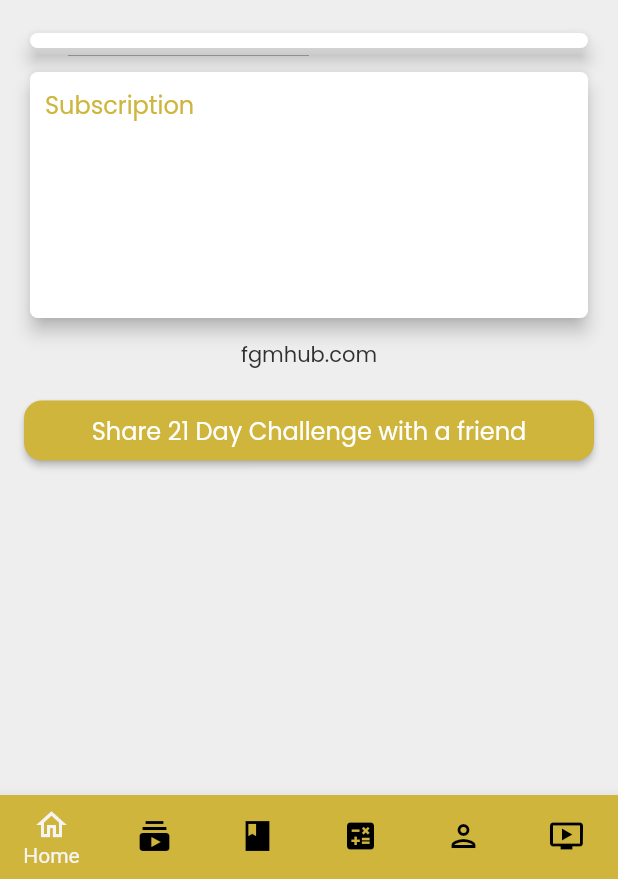
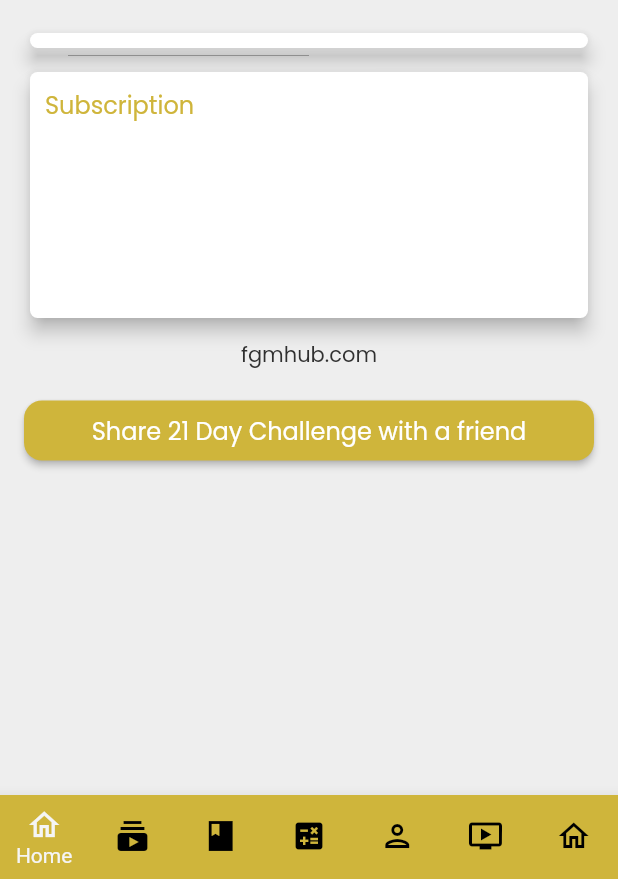
Before and after one commit to markronnelcamilon/fgmbapp, a Flutter app: the NavBarPage screen opened directly, on a phone screen of 412 x 824 dp, the part 357-1236 px from its top. Run offline on Flutter 3.47's test engine with Material 2 defaults, Android fonts, the phone set to English and light mode, and no system bars; drawn by our look-alikes of auto_size_text; our stand-ins replace built_collection, built_value, chewie, cloud_firestore, easy_debounce, firebase_auth and 16 more; missing offline and left inert: flutter_simple_calculator, json_path, mime_type, progress_indicator; accounts and stored records are empty; generated files the repository leaves out were written again; network calls fail.

Commit message:
Mar 1 Update

```diff
--- a/lib/app_state.dart
+++ b/lib/app_state.dart
@@ -17,7 +17,7 @@ class FFAppState {
     _task1 = prefs.getBool('ff_task1') ?? _task1;
     _tasks =
         prefs.getStringList('ff_tasks')?.map((x) => x == 'true')?.toList() ??
-            [];
+            _tasks;
   }
 
   SharedPreferences prefs;
--- a/lib/flutter_flow/internationalization.dart
+++ b/lib/flutter_flow/internationalization.dart
@@ -20,9 +20,9 @@ class FFLocalizations {
       (kTranslationsMap[key] ?? {})[locale.languageCode] ?? '';
 
   String getVariableText({
-    String en = '',
+    String enText = '',
   }) =>
-      [en][languageIndex] ?? '';
+      [enText][languageIndex] ?? '';
 }
 
 class FFLocalizationsDelegate extends LocalizationsDelegate<FFLocalizations> {
--- a/lib/main.dart
+++ b/lib/main.dart
@@ -17,6 +17,7 @@ import 'book_list/book_list_widget.dart';
 import 'calculator/calculator_widget.dart';
 import 'user_account/user_account_widget.dart';
 import 'course_main_page/course_main_page_widget.dart';
+import 'video_series/video_series_widget.dart';
 
 void main() async {
   WidgetsFlutterBinding.ensureInitialized();
@@ -126,6 +127,7 @@ class _NavBarPageState extends State<NavBarPage> {
       'Calculator': CalculatorWidget(),
       'UserAccount': UserAccountWidget(),
       'CourseMainPage': CourseMainPageWidget(),
+      'VideoSeries': VideoSeriesWidget(),
     };
     final currentIndex = tabs.keys.toList().indexOf(_currentPage);
     return Scaffold(
@@ -191,6 +193,14 @@ class _NavBarPageState extends State<NavBarPage> {
             ),
             label: 'Course',
             tooltip: '',
+          ),
+          BottomNavigationBarItem(
+            icon: Icon(
+              Icons.home_outlined,
+              size: 24,
+            ),
+            label: 'Home',
+            tooltip: '',
           )
         ],
       ),
--- a/pubspec.yaml
+++ b/pubspec.yaml
@@ -31,10 +31,13 @@ dependencies:
   cached_network_image: 3.1.0+1
   chewie: 1.2.2
   cloud_firestore: 2.5.4
+  cloud_firestore_web: 2.6.8
   easy_debounce: 2.0.1
   firebase_auth: 3.2.0
-  firebase_core: 1.10.0
+  firebase_core: 1.12.0
+  firebase_core_web: 1.5.4
   firebase_storage: 10.1.0
+  firebase_storage_web: 3.2.8
   flutter_simple_calculator:
   flutter_spinkit: 4.1.2+1
   font_awesome_flutter: 8.11.0
```
